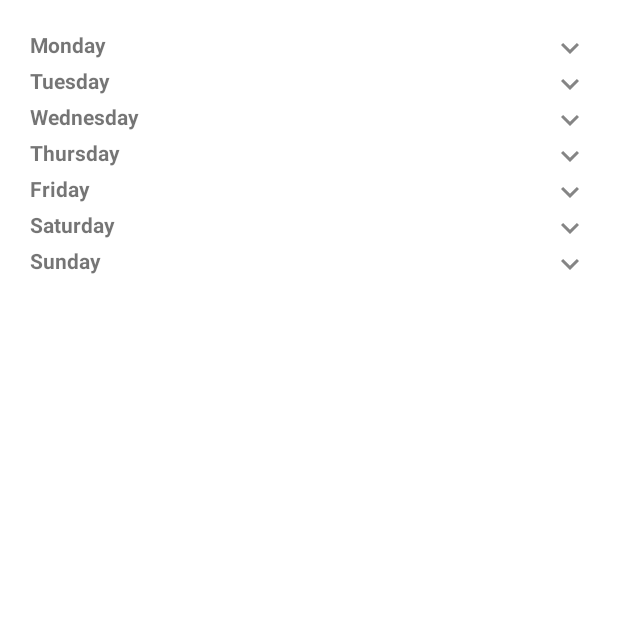
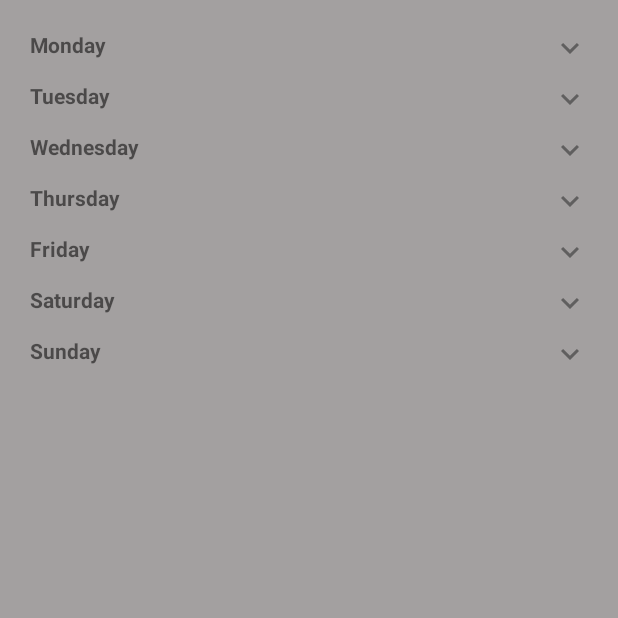
Before and after one commit to adarsh-goswamii/GYM_APPLICATION, an Android app: the PlanActivity screen opened directly, with no data from a screen before it, on a phone screen of 412 x 824 dp, the top half of it. Run offline under Robolectric (Android 15) with nearby library versions, the phone set to English and light mode, and no system bars; Roboto replaces fonts that are not available here.

Commit message:
commit 2

```diff
--- a/app/src/main/java/com/example/gym_application/PlanActivity.java
+++ b/app/src/main/java/com/example/gym_application/PlanActivity.java
@@ -11,9 +11,11 @@ import android.widget.TextView;
 
 public class PlanActivity extends AppCompatActivity {
 
-    private RelativeLayout mondayRelative;
-    private RecyclerView mondayRecycler;
-    private ImageView downMonday, upMonday;
+    private RelativeLayout mondayRelative, sundayRelative, tuesdayRelative, wednesdayRelative, thursdayRelative, fridayRelative, saturdayRelative;
+    private RecyclerView mondayRecycler, tuesdayRecycler, wednesdayRecycler, thursdayRecycler, fridayRecycler, saturdayRecycler, sundayRecycler ;
+    private ImageView downMonday, upMonday, downTuesday, upTuesday, downWednesday, upWednesday, downThursday, upThursday, downFriday, upFriday, downSaturday, upSaturday;
+    private ImageView downSunday, upSunday;
+
     @Override
     protected void onCreate(Bundle savedInstanceState) {
         super.onCreate(savedInstanceState);
@@ -38,6 +40,115 @@ public class PlanActivity extends AppCompatActivity {
                 mondayRecycler.setVisibility(View.GONE);
             }
         });
+
+        downTuesday.setOnClickListener(new View.OnClickListener() {
+            @Override
+            public void onClick(View view) {
+                downTuesday.setVisibility(View.GONE);
+                upTuesday.setVisibility(View.VISIBLE);
+                tuesdayRecycler.setVisibility(View.VISIBLE);
+            }
+        });
+
+        upTuesday.setOnClickListener(new View.OnClickListener() {
+            @Override
+            public void onClick(View view) {
+                upTuesday.setVisibility(View.GONE);
+                downTuesday.setVisibility(View.VISIBLE);
+                tuesdayRecycler.setVisibility(View.GONE);
+            }
+        });
+
+        upWednesday.setOnClickListener(new View.OnClickListener() {
+            @Override
+            public void onClick(View view) {
+                upWednesday.setVisibility(View.GONE);
+                downWednesday.setVisibility(View.VISIBLE);
+                wednesdayRecycler.setVisibility(View.GONE);
+            }
+        });
+
+        downWednesday.setOnClickListener(new View.OnClickListener() {
+            @Override
+            public void onClick(View view) {
+                downWednesday.setVisibility(View.GONE);
+                upWednesday.setVisibility(View.VISIBLE);
+                wednesdayRecycler.setVisibility(View.VISIBLE);
+            }
+        });
+
+        downThursday.setOnClickListener(new View.OnClickListener() {
+            @Override
+            public void onClick(View view) {
+                downThursday.setVisibility(View.GONE);
+                upThursday.setVisibility(View.VISIBLE);
+                thursdayRecycler.setVisibility(View.VISIBLE);
+            }
+        });
+
+        upThursday.setOnClickListener(new View.OnClickListener() {
+            @Override
+            public void onClick(View view) {
+                upThursday.setVisibility(View.GONE);
+                downThursday.setVisibility(View.VISIBLE);
+                thursdayRecycler.setVisibility(View.GONE);
+            }
+        });
+
+        upFriday.setOnClickListener(new View.OnClickListener() {
+            @Override
+            public void onClick(View view) {
+                upFriday.setVisibility(View.GONE);
+                downFriday.setVisibility(View.VISIBLE);
+                fridayRecycler.setVisibility(View.GONE);
+            }
+        });
+
+        downFriday.setOnClickListener(new View.OnClickListener() {
+            @Override
+            public void onClick(View view) {
+                downFriday.setVisibility(View.GONE);
+                upFriday.setVisibility(View.VISIBLE);
+                fridayRecycler.setVisibility(View.VISIBLE);
+            }
+        });
+
+        downSaturday.setOnClickListener(new View.OnClickListener() {
+            @Override
+            public void onClick(View view) {
+                downSaturday.setVisibility(View.GONE);
+                upSaturday.setVisibility(View.VISIBLE);
+                saturdayRecycler.setVisibility(View.VISIBLE);
+            }
+        });
+
+        upSaturday.setOnClickListener(new View.OnClickListener() {
+            @Override
+            public void onClick(View view) {
+                upSaturday.setVisibility(View.GONE);
+                downSaturday.setVisibility(View.VISIBLE);
+                saturdayRecycler.setVisibility(View.GONE);
+            }
+        });
+
+        upSunday.setOnClickListener(new View.OnClickListener() {
+            @Override
+            public void onClick(View view) {
+                upSunday.setVisibility(View.GONE);
+                downSunday.setVisibility(View.VISIBLE);
+                sundayRecycler.setVisibility(View.GONE);
+            }
+        });
+
+        downSunday.setOnClickListener(new View.OnClickListener() {
+            @Override
+            public void onClick(View view) {
+                downSunday.setVisibility(View.GONE);
+                upSunday.setVisibility(View.VISIBLE);
+                sundayRecycler.setVisibility(View.VISIBLE);
+            }
+        });
+
     }
 
     private void initView()
@@ -46,5 +157,35 @@ public class PlanActivity extends AppCompatActivity {
         mondayRelative= findViewById(R.id.mondayRelLayout);
         upMonday= findViewById(R.id.upArrow);
         downMonday= findViewById(R.id.downArrow);
+
+        tuesdayRecycler= findViewById(R.id.mondayRecyler);
+        tuesdayRelative= findViewById(R.id.mondayRelLayout);
+        upTuesday= findViewById(R.id.upArrow);
+        downTuesday= findViewById(R.id.downArrow);
+
+        wednesdayRecycler= findViewById(R.id.mondayRecyler);
+        wednesdayRelative= findViewById(R.id.mondayRelLayout);
+        upWednesday= findViewById(R.id.upArrow);
+        downWednesday= findViewById(R.id.downArrow);
+
+        thursdayRecycler= findViewById(R.id.mondayRecyler);
+        thursdayRelative= findViewById(R.id.mondayRelLayout);
+        upThursday= findViewById(R.id.upArrow);
+        downThursday= findViewById(R.id.downArrow);
+
+        fridayRecycler= findViewById(R.id.mondayRecyler);
+        fridayRelative= findViewById(R.id.mondayRelLayout);
+        upFriday= findViewById(R.id.upArrow);
+        downFriday= findViewById(R.id.downArrow);
+
+        saturdayRecycler= findViewById(R.id.mondayRecyler);
+        saturdayRelative= findViewById(R.id.mondayRelLayout);
+        upSaturday= findViewById(R.id.upArrow);
+        downSaturday= findViewById(R.id.downArrow);
+
+        sundayRecycler= findViewById(R.id.mondayRecyler);
+        sundayRelative= findViewById(R.id.mondayRelLayout);
+        upSunday= findViewById(R.id.upArrow);
+        downSunday= findViewById(R.id.downArrow);
     }
 }
--- a/app/src/main/res/layout/activity_plan.xml
+++ b/app/src/main/res/layout/activity_plan.xml
@@ -3,6 +3,7 @@
     xmlns:app="http://schemas.android.com/apk/res-auto"
     xmlns:tools="http://schemas.android.com/tools"
     android:layout_width="match_parent"
+    android:background="#A3A0A0"
     android:layout_height="match_parent"
     tools:context=".PlanActivity">
 
@@ -88,6 +89,7 @@
 
             <RelativeLayout
                 android:layout_width="match_parent"
+                android:layout_marginTop="10dp"
                 android:layout_height="wrap_content"
                 android:layout_below="@+id/mondayRecyler"
                 android:id="@+id/tuesdayRelLayout"
@@ -130,6 +132,8 @@
             <RelativeLayout
                 android:layout_width="match_parent"
                 android:layout_height="wrap_content"
+                android:layout_marginTop="10dp"
+
                 android:layout_below="@+id/tuesdayRecyler"
                 android:id="@+id/wednesdayRelLayout"
                 >
@@ -170,7 +174,8 @@
 
             <RelativeLayout
                 android:layout_width="match_parent"
-                android:layout_height="wrap_content"
+                android:layout_height="wrap_content"                android:layout_marginTop="10dp"
+
                 android:layout_below="@+id/wednesdayRecyler"
                 android:id="@+id/thursdayRelLayout"
                 >
@@ -212,6 +217,8 @@
             <RelativeLayout
                 android:layout_width="match_parent"
                 android:layout_height="wrap_content"
+                android:layout_marginTop="10dp"
+
                 android:layout_below="@+id/thursdayRecyler"
                 android:id="@+id/fridayRelLayout"
                 >
@@ -254,6 +261,8 @@
                 android:layout_width="match_parent"
                 android:layout_height="wrap_content"
                 android:layout_below="@+id/fridayRecyler"
+                android:layout_marginTop="10dp"
+
                 android:id="@+id/saturdayRelLayout"
                 >
 
@@ -294,6 +303,8 @@
             <RelativeLayout
                 android:layout_width="match_parent"
                 android:layout_height="wrap_content"
+                android:layout_marginTop="10dp"
+
                 android:layout_below="@+id/saturdayRecyler"
                 android:id="@+id/sundayRelLayout"
                 >
```
